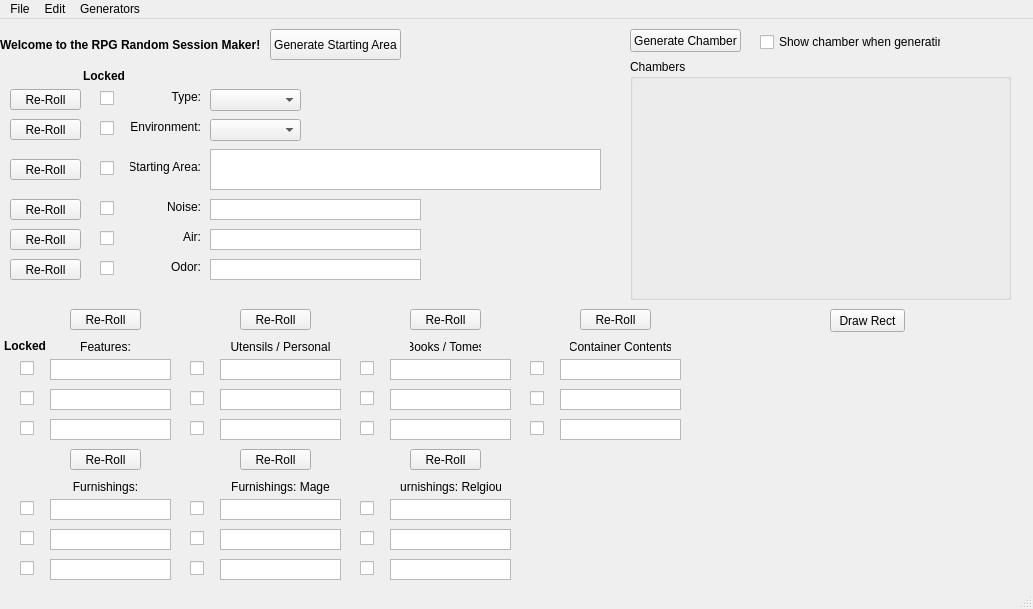
Before: the Qt Designer form RSMaker/QTemplates/RSM_Main.ui in Tellusionist/RPGRandomSessionMaker, drawn with Qt 5.
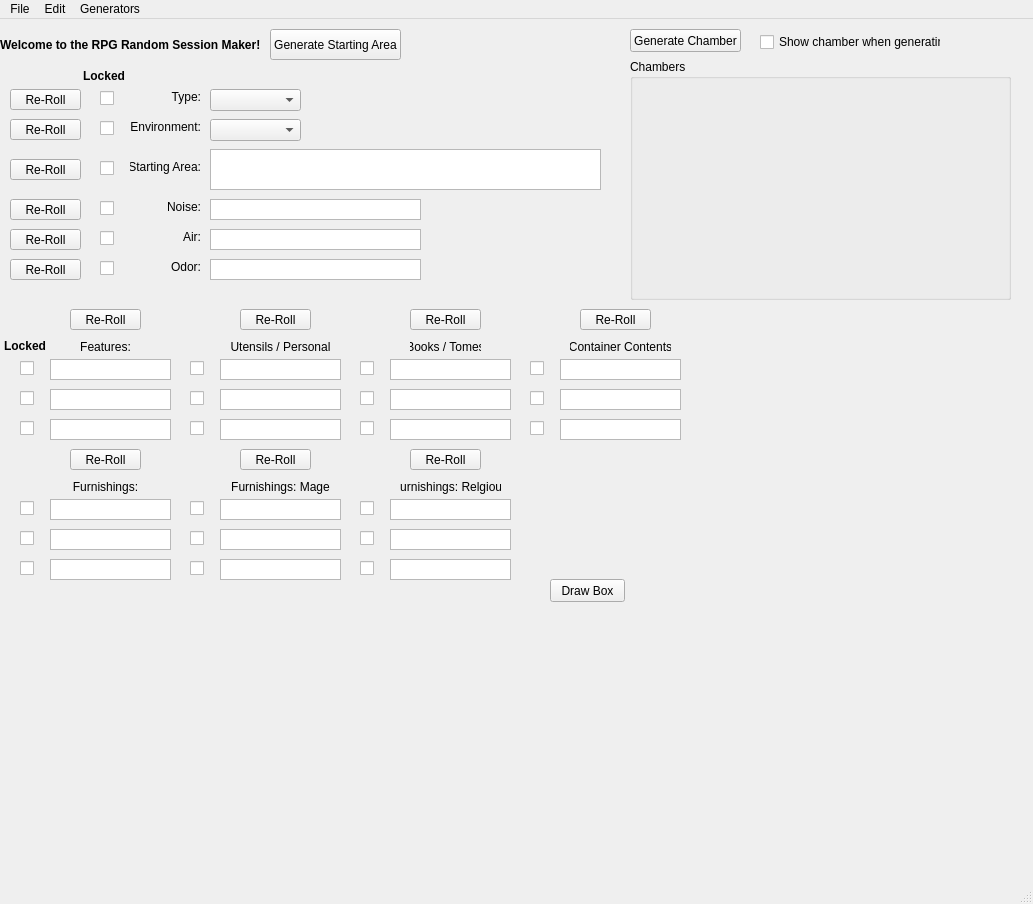
After: the same form once the commit is applied. Icons and pictures are not drawn.

Commit message: now able to draw boxes from button and zoom with mouse

Patch:
```diff
--- a/RSMaker/QTemplates/RSM_Main.ui
+++ b/RSMaker/QTemplates/RSM_Main.ui
@@ -7,7 +7,7 @@
     <x>0</x>
     <y>0</y>
     <width>1033</width>
-    <height>609</height>
+    <height>904</height>
    </rect>
   </property>
   <property name="windowTitle">
@@ -1467,14 +1467,14 @@
    <widget class="QPushButton" name="btn_draw">
     <property name="geometry">
      <rect>
-      <x>830</x>
-      <y>290</y>
+      <x>550</x>
+      <y>560</y>
       <width>75</width>
       <height>23</height>
      </rect>
     </property>
     <property name="text">
-     <string>Draw Rect</string>
+     <string>Draw Box</string>
     </property>
    </widget>
   </widget>
```
Left out of the diff: 2 changed lines with no effect on the pictures. The commit also changes 4 other files.
